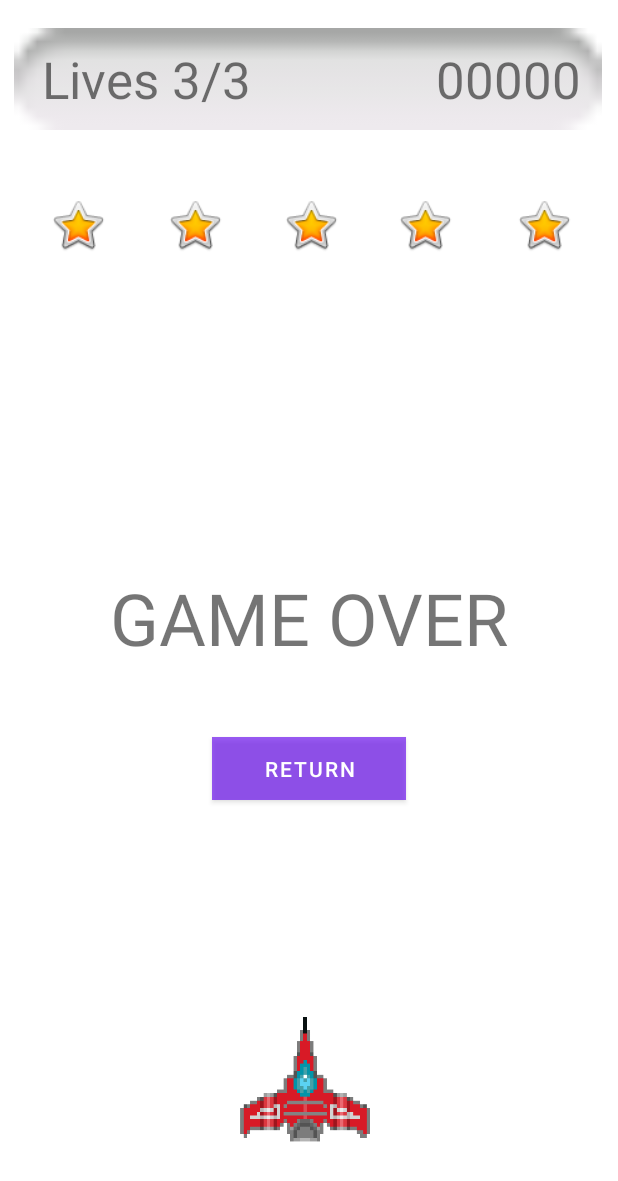
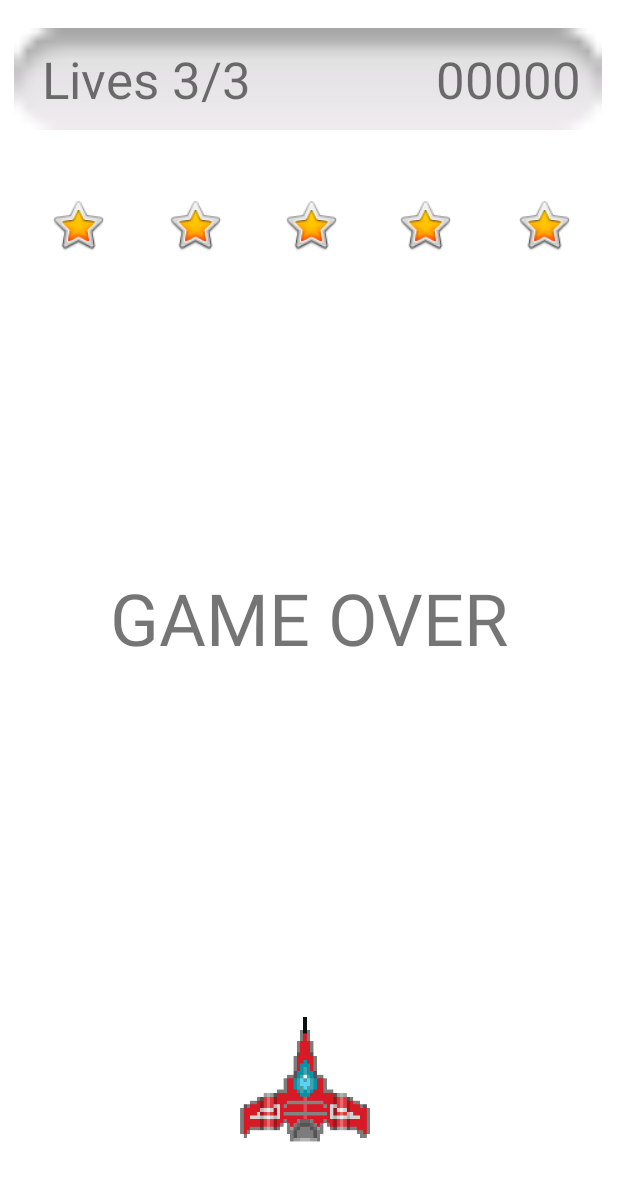
Before and after one commit to zalewskip123/projekt_aplikacji_mobilnej_space_bullet_game, an Android app: the layout game.xml on its own in the app's theme, with its tools: preview values and no code run, on a phone screen of 412 x 824 dp. Shown: the top 1181 px of the screen. Run offline under Robolectric (Android 15) with nearby library versions, the phone set to English and light mode, and no system bars.

Commit message:
Fix game to menu

```diff
--- a/app/src/main/res/layout/game.xml
+++ b/app/src/main/res/layout/game.xml
@@ -154,17 +154,4 @@
         app:layout_constraintStart_toStartOf="parent"
         app:layout_constraintTop_toTopOf="parent" />
 
-    <Button
-        android:id="@+id/backToMenu"
-        android:layout_width="129dp"
-        android:layout_height="42dp"
-        android:background="#A3FFFFFF"
-        android:text="Return"
-        android:visibility="visible"
-        app:layout_constraintBottom_toBottomOf="parent"
-        app:layout_constraintEnd_toEndOf="parent"
-        app:layout_constraintStart_toStartOf="parent"
-        app:layout_constraintTop_toTopOf="parent"
-        app:layout_constraintVertical_bias="0.628" />
-
 </androidx.constraintlayout.widget.ConstraintLayout>
```
Also changed, not shown: app/src/main/java/com/example/space_bullet_game/Game.java (+4 -24 lines).
